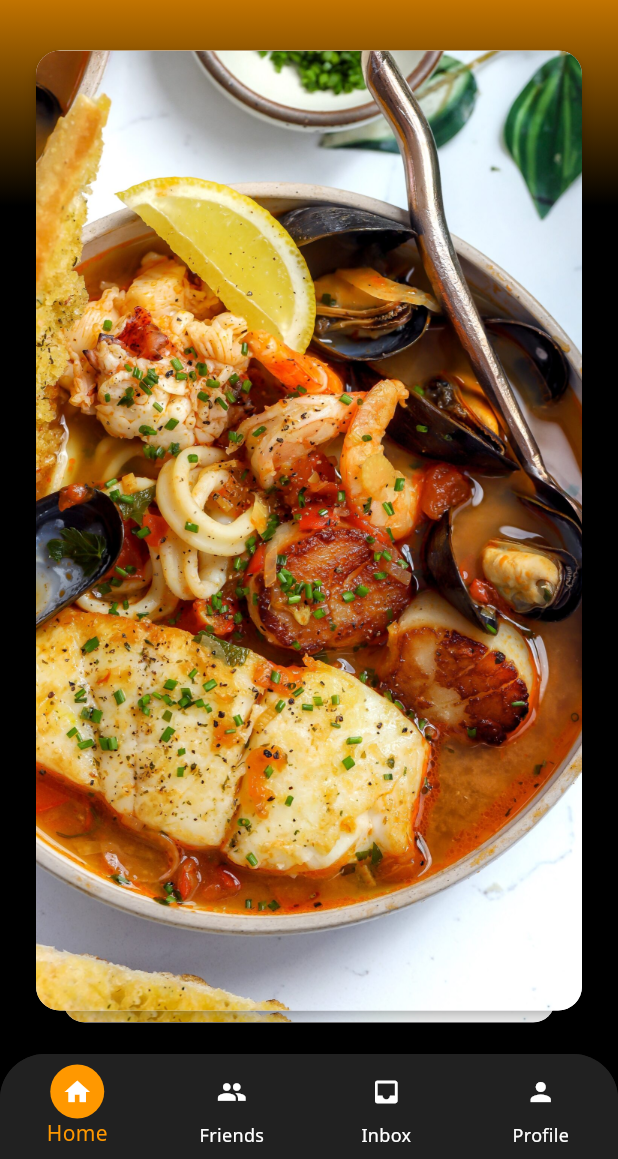
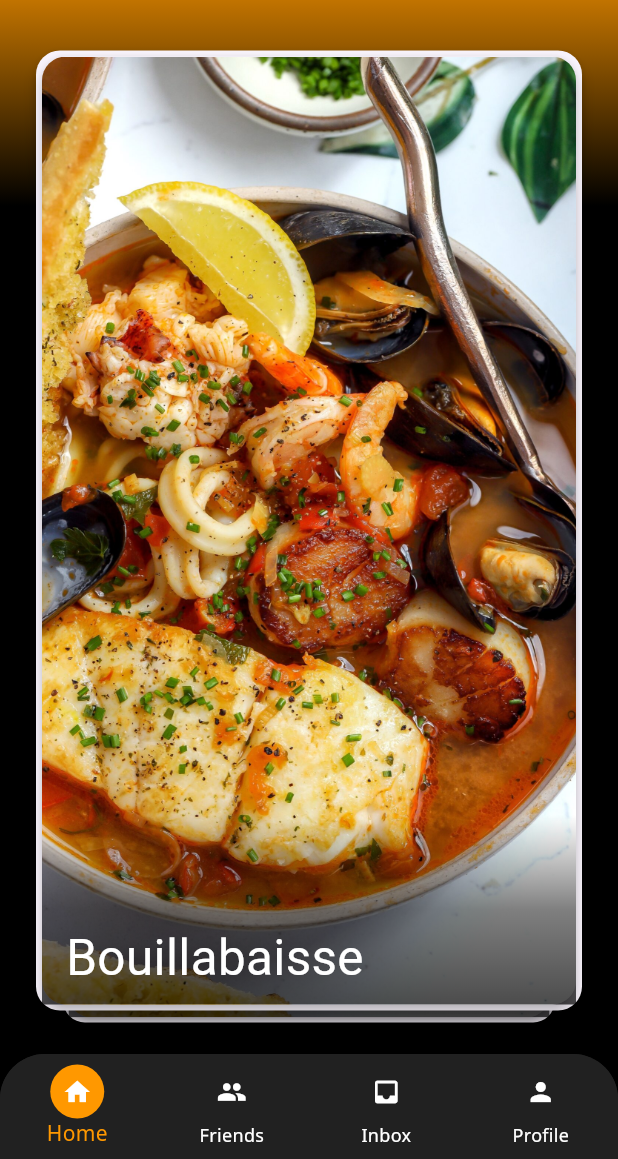
Before and after one commit to HoldenV/flavr, a Flutter app: the AppFrame screen opened directly, on a phone screen of 412 x 824 dp, the part 77-1236 px from its top. Run offline on Flutter 3.47's test engine with Material 3 defaults, Android fonts, the phone set to English and light mode, and no system bars; drawn by our look-alikes of flutter_card_swiper; our stand-ins replace cloud_firestore, firebase_auth, firebase_core, flutter_secure_storage, geolocator, google_fonts and 1 more; accounts and stored records are empty; Roboto replaces fonts that are missing (Oi).

Commit message:
Dish Name on Cards, currentRecommendationCaps

```diff
--- a/lib/providers/app_state.dart
+++ b/lib/providers/app_state.dart
@@ -12,6 +12,15 @@ import 'package:flavr/screens/home.dart';
 import 'package:flavr/screens/profile.dart';
 import 'package:flavr/screens/inbox.dart';
 import 'package:flavr/providers/authentication_state.dart';
+
+// Helper method to capitalize the first char of a string
+  // Redefined here because I don't want to find where global functions are defined LOL
+  // If you know, place this and the one in path_service.dart there
+extension StringExtensions on String {
+  String capitalize() {
+    return '${this[0].toUpperCase()}${substring(1)}';
+  }
+}
 
 class AppState with ChangeNotifier {
   final AuthenticationState authState;
@@ -106,12 +115,14 @@ class AppState with ChangeNotifier {
   }
 
   String currentRecommendation = '';
+  String currentRecommendationCaps = '';
   List<dynamic> currentRestaurants = [];
 
   dynamic currentUserId;
 
   void setRecommendation(String recommendation) {
     currentRecommendation = recommendation;
+    currentRecommendationCaps = currentRecommendation.split(' ').map((word) => word.capitalize()).join(' ');
     notifyListeners();
   }
 
--- a/lib/screens/home.dart
+++ b/lib/screens/home.dart
@@ -1,3 +1,5 @@
+// ignore_for_file: deprecated_member_use
+
 import 'package:flavr/services/location_service.dart';
 import 'package:flutter/material.dart';
 import 'package:flutter/services.dart';
@@ -8,6 +10,8 @@ import 'package:provider/provider.dart';
 import 'package:flavr/providers/app_state.dart';
 import 'package:flavr/services/google_maps.dart';
 import 'package:flavr/services/path_service.dart';
+
+
 
 class HomeScreen extends StatefulWidget {
   HomeScreen({super.key});
@@ -67,13 +71,61 @@ class _HomeScreenState extends State<HomeScreen> {
         elevation: 4,
         child: LayoutBuilder(
           builder: (context, constraints) {
-            return ClipRRect(
+            return Card(
+              shape: RoundedRectangleBorder(
+                borderRadius: BorderRadius.circular(16.0),
+              ),
+              elevation: 4,
+              child: LayoutBuilder(
+                builder: (context, constraints) {
+                  final screenWidth = MediaQuery.of(context).size.width;
+                  return Stack(
+                    children: [
+                      ClipRRect(
                         borderRadius: BorderRadius.circular(16.0),
                         child: Image.asset(
                           path,
                           width: constraints.maxWidth,
                           height: constraints.maxHeight,
                           fit: BoxFit.cover,
+                        ),
+                      ),
+                      Container(
+                        width: constraints.maxWidth,
+                        height: constraints.maxHeight,
+                        decoration: BoxDecoration(
+                          gradient: LinearGradient(
+                            begin: Alignment.bottomCenter,
+                            end: Alignment.topCenter,
+                            stops: [
+                              0.0,
+                              0.1,
+                              0.2
+                            ], // Back to transparent at 20% up the image
+                            colors: [
+                              Colors.black
+                                  .withOpacity(0.7), // Adjust opacity as needed
+                              Colors.black.withOpacity(0.5),
+                              Colors.transparent,
+                            ],
+                          ),
+                        ),
+                      ),
+                      Positioned(
+                        bottom: 8,
+                        left: 16,
+                        child: Text(
+                          pathToNameCaps(path),
+                          style: TextStyle(
+                            fontFamily: 'Arial Rounded MT Bold',
+                            fontSize: screenWidth * 0.08,
+                            color: Colors.white,
+                          ),
+                        ),
+                      ),
+                    ],
+                  );
+                },
               ),
             );
           },
--- a/lib/services/path_service.dart
+++ b/lib/services/path_service.dart
@@ -18,6 +18,25 @@ pathToName(String path) {
     foodName = 'shabu-shabu';
   }
   return foodName;
+}
+// Helper method to capitalize the first char of a string
+  // Redefined here because I don't want to find where global functions are defined LOL
+  // If you know, place this and the one in app_state.dart there
+extension StringExtensions on String {
+  String capitalize() {
+    return '${this[0].toUpperCase()}${substring(1)}';
+  }
+}
+
+pathToNameCaps(String path) {
+  String foodName = path
+      .substring(23, path.length - 4)
+      .replaceAll('lib/assets/dish_images/', '')
+      .replaceAll('-', ' ');
+  if (foodName == 'shabu shabu') {
+    foodName = 'Shabu-Shabu';
+  }
+  return foodName.split(' ').map((word) => word.capitalize()).join(' ');
 }
 
 Future<String> numToFood(int number) async {
--- a/lib/widgets/recommendation_popup.dart
+++ b/lib/widgets/recommendation_popup.dart
@@ -110,8 +110,7 @@ class _RecommendationPopupState extends State<RecommendationPopup>
                   scale: _cardAnimation,
                   child: RecommendationCardDisplay(
                     imagePath: nameToPath(appState.currentRecommendation),
-                    dishName: appState.currentRecommendation[0].toUpperCase() +
-                        appState.currentRecommendation.substring(1),
+                    dishName: appState.currentRecommendationCaps,
                   ),
                 ),
               ],
@@ -341,7 +340,7 @@ class RestaurantCard extends StatelessWidget {
                       width: screenWidth *
                           0.6, // Constrain width to prevent overflow
                       child: Text(
-                        '${rating.toStringAsFixed(1)}/5.0\n$restaurant_name', // (⭐, ★,  ☆,  ⚝) ?
+                        '${rating.toStringAsFixed(1)} ⭐\n📍$restaurant_name', // (⭐, ★,  ☆,  ⚝) ?
                         maxLines: 2, // Allows up to 2 lines
                         overflow: TextOverflow
                             .ellipsis, // Fade or cut off if still too long
@@ -354,26 +353,6 @@ class RestaurantCard extends StatelessWidget {
                       ),
                     ),
                   ),
-                  // Positioned(
-                  //   top: 8, // adjust as needed
-                  //   right: 16, // adjust as needed
-                  //   child: SizedBox(
-                  //     width:
-                  //         screenWidth * 0.6, // Constrain width to prevent overflow
-                  //     child: Text(
-                  //       '${rating.toStringAsFixed(1)}⭐', // Display rating with one decimal
-                  //       maxLines: 2, // Allows up to 2 lines
-                  //       overflow: TextOverflow
-                  //           .ellipsis, // Fade or cut off if still too long
-                  //       softWrap: true,
-                  //       style: TextStyle(
-                  //         fontFamily: 'Arial Rounded MT Bold',
-                  //         fontSize: screenWidth * 0.05,
-                  //         color: Colors.white,
-                  //       ),
-                  //     ),
-                  //   ),
-                  // ),
                 ]),
               ));
         },
```
Lines whose indentation alone changed are shown as unchanged.
